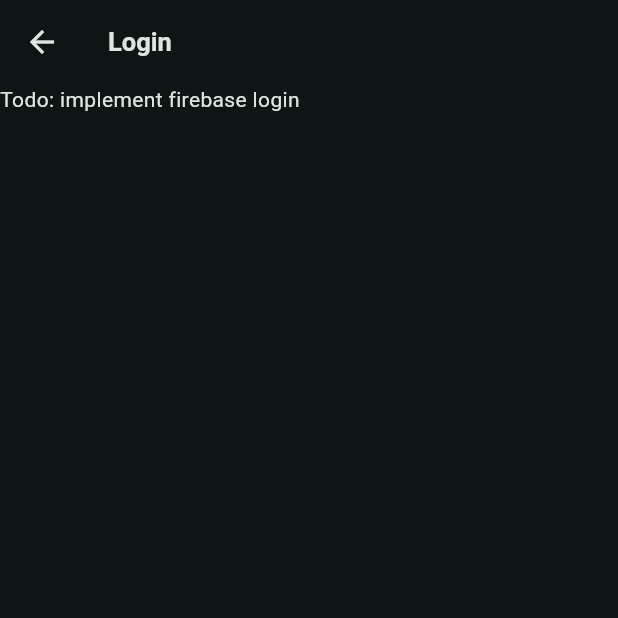
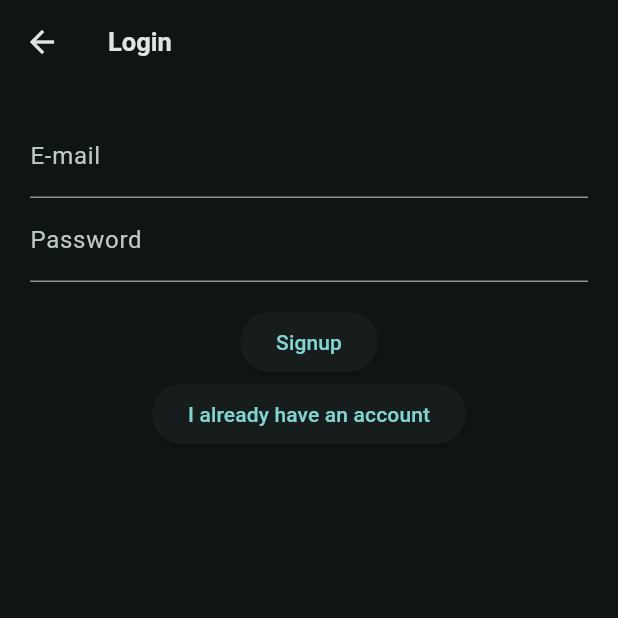
Before and after one commit to ThomasFSynnes/IDATA2023_Group8, a Flutter app: the screen it shows after launch, in the side drawer, after a tap on "Login", on a phone screen of 412 x 824 dp, the top half of it. Run offline on Flutter 3.47's test engine with Material 2 defaults, Android fonts, the phone set to English and light mode, and no system bars; our stand-ins replace easy_localization, file_picker, firebase_auth, firebase_core, firebase_storage, flutter_riverpod and 1 more; missing offline and left inert: syncfusion_flutter_pdfviewer; accounts and stored records are empty; Roboto replaces fonts that are missing (Cabin).

Commit message:
added firebase auth User can create account, login, logout

```diff
--- a/lib/screens/settings/login_screen.dart
+++ b/lib/screens/settings/login_screen.dart
@@ -1,7 +1,60 @@
 import 'package:flutter/material.dart';
+import 'package:firebase_auth/firebase_auth.dart';
+import 'package:flutter_riverpod/flutter_riverpod.dart';
 
-class LoginScreen extends StatelessWidget{
+final _firebase = FirebaseAuth.instance;
+
+class LoginScreen extends StatefulWidget {
   const LoginScreen({super.key});
+
+  @override
+  State<LoginScreen> createState() {
+    return _LoginScreen();
+  }
+}
+
+class _LoginScreen extends State<LoginScreen> {
+  final _form = GlobalKey<FormState>();
+
+  var _isLogin = false;
+  var _userEmail = "";
+  var _userPassword = "";
+
+  void submit() async {
+    final isValid = _form.currentState!.validate();
+
+    if (!isValid) return;
+
+    _form.currentState!.save();
+
+    if (_isLogin) {
+      try {
+        final userCredential = await _firebase.signInWithEmailAndPassword(
+            email: _userEmail, password: _userPassword);
+        Navigator.of(context).pop();
+      } on FirebaseAuthException catch (error) {
+        ScaffoldMessenger.of(context).showSnackBar(
+          SnackBar(content: Text(error.message ?? 'Authentication failed.')),
+        );
+      }
+    } else {
+      try {
+        final userCredential = await _firebase.createUserWithEmailAndPassword(
+            email: _userEmail, password: _userPassword);
+        Navigator.of(context).pop();
+      } on FirebaseAuthException catch (error) {
+        ScaffoldMessenger.of(context).clearSnackBars();
+        // Todo: error handeling.
+        if (error.code == "") {
+        } else {
+          // Display error to user
+          ScaffoldMessenger.of(context).showSnackBar(
+            SnackBar(content: Text(error.message ?? 'Authentication failed.')),
+          );
+        }
+      }
+    }
+  }
 
   @override
   Widget build(BuildContext context) {
@@ -9,9 +62,66 @@ class LoginScreen extends StatelessWidget{
       appBar: AppBar(
         title: const Text("Login"),
       ),
-      body: const Column(children: [
-        Text("Todo: implement firebase login"),
-      ]),
+      body: Padding(
+        padding: const EdgeInsets.all(20),
+        child: Form(
+          key: _form,
+          child: Column(
+            children: [
+              TextFormField(
+                decoration: const InputDecoration(
+                  labelText: "E-mail",
+                ),
+                keyboardType: TextInputType.emailAddress,
+                autocorrect: false,
+                textCapitalization: TextCapitalization.none,
+                validator: (value) {
+                  if (value == null ||
+                      value.trim().isEmpty ||
+                      !value.contains("@")) {
+                    return "Not a valid E-mail"; //todo: tr
+                  }
+                  return null;
+                },
+                onSaved: (value) {
+                  _userEmail = value!;
+                },
+              ),
+              TextFormField(
+                decoration: const InputDecoration(
+                  labelText: "Password",
+                ),
+                obscureText: true,
+                validator: (value) {
+                  if (value == null || value.trim().length > 6) {
+                    return "Pssword length must be 6 or more"; //todo: tr
+                  }
+                },
+                onSaved: (value) {
+                  _userPassword = value!;
+                },
+              ),
+              const SizedBox(
+                height: 16,
+              ),
+              ElevatedButton(
+                onPressed: submit,
+                child: Text(_isLogin ? 'Login' : 'Signup'),
+              ), //todo: tr
+              ElevatedButton(
+                onPressed: () {
+                  setState(() {
+                    _isLogin = !_isLogin;
+                  });
+                },
+                child: Text(_isLogin
+                    ? 'Create an account'
+                    : 'I already have an account'),
+              ),
+            ],
+          ),
+        ),
+      ),
     );
   }
 }
--- a/lib/screens/side_drawer.dart
+++ b/lib/screens/side_drawer.dart
@@ -1,4 +1,5 @@
 import 'package:easy_localization/easy_localization.dart';
+import 'package:firebase_auth/firebase_auth.dart';
 import 'package:flutter/material.dart';
 import 'package:user_manuals_app/data/dummy_data.dart';
 import 'package:user_manuals_app/screens/new_manual.dart';
@@ -64,13 +65,32 @@ class _SideDrawerState extends State<SideDrawer> {
               ),
             ),
             const Spacer(),
-            //Todo: only show if user is logged in
-            MenuButton(
-              navigateTo:
-                  MaterialPageRoute(builder: (ctx) => const LoginScreen()),
-              title: "sideDrawer.buttons.login".tr(),
-              icon: const Icon(Icons.login, color: Colors.black54),
-            ),
+            //Show different button based on login state.
+            StreamBuilder(
+              stream: FirebaseAuth.instance.authStateChanges(),
+              builder: (context, snapshot) {
+                if (snapshot.hasData) {
+                  //logout button
+                  return ElevatedButton(
+                    onPressed: () {
+                      FirebaseAuth.instance.signOut();
+                    },
+                    child: Row(children: [
+                    Text("sideDrawer.buttons.logout".tr()),
+                    const Icon(Icons.logout, color: Colors.black54),
+                    ]),
+                  );
+                } else {
+                  //login button
+                  return MenuButton(
+                    navigateTo:
+                        MaterialPageRoute(builder: (ctx) => LoginScreen()),
+                    title: "sideDrawer.buttons.login".tr(),
+                    icon: const Icon(Icons.login, color: Colors.black54),
+                  );
+                }
+              },
+            )
           ],
         ),
       ),
--- a/pubspec.yaml
+++ b/pubspec.yaml
@@ -16,7 +16,7 @@ dependencies:
   cloud_firestore: ^4.13.0
   firebase_core: ^2.22.0
   firebase_storage: ^11.5.0
-  firebase_auth: ^4.6.0
+  firebase_auth: ^4.14.0
   image_picker: ^1.0.4
   file_picker: ^6.1.1
   syncfusion_flutter_pdfviewer: ^23.1.44
```
Also changed, not shown: lib/firebase_options.dart, pubspec.lock, 3 other files.
